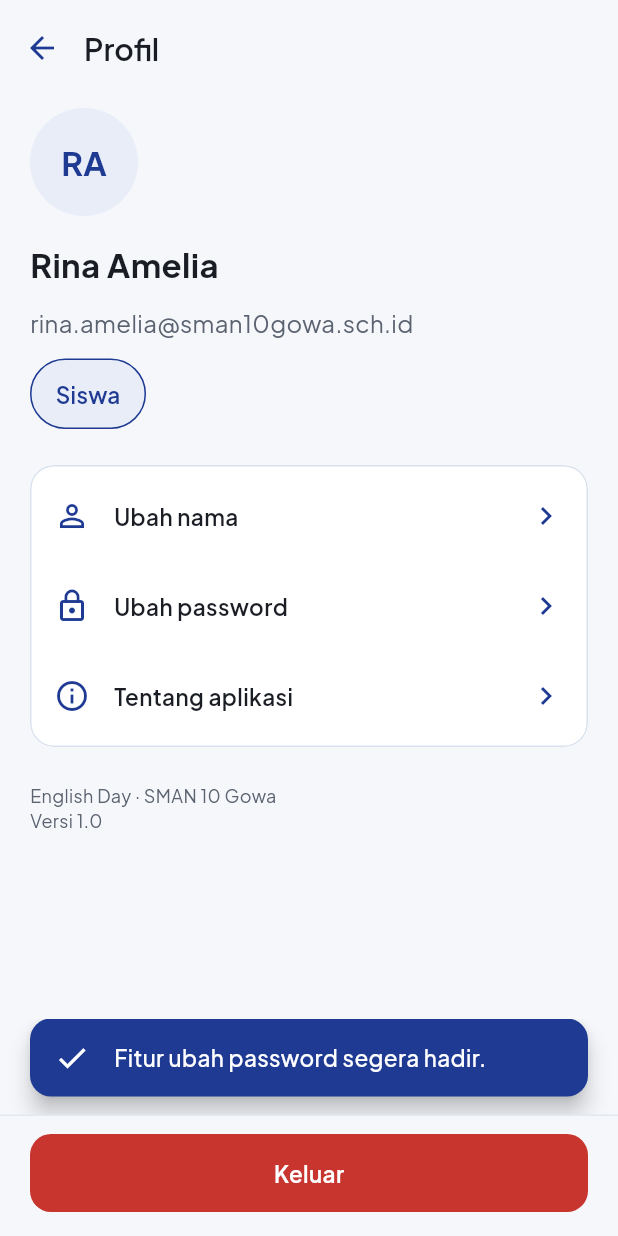
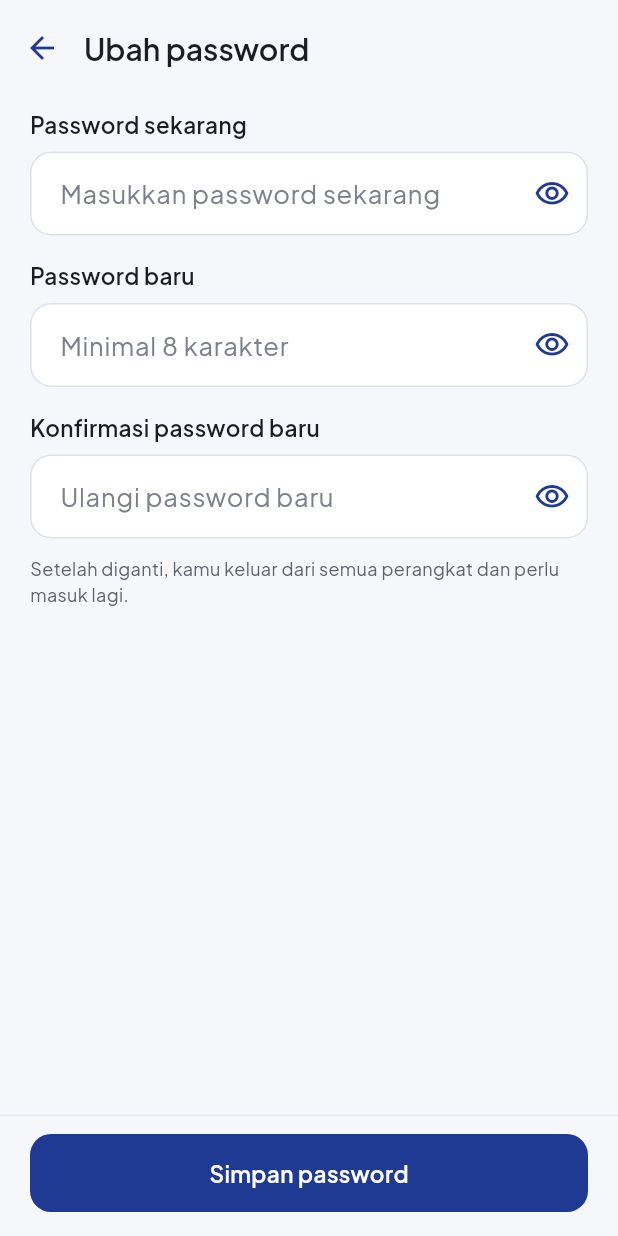
Before and after one commit to anandamarachel/EnglishTestAI, a Flutter app: the ProfileScreen screen opened directly, after a tap on "Ubah password", on a phone screen of 412 x 824 dp. Run offline on Flutter 3.47's test engine with Material 3 defaults, Android fonts, the phone set to English and light mode, and no system bars; our stand-ins replace audioplayers, dio, flutter_riverpod, google_fonts; missing offline and left inert: record.

Commit message:
feat(frontend): edit name, change and reset password, Speaking result

```diff
--- a/frontend/lib/dev/demo_speaking.dart
+++ b/frontend/lib/dev/demo_speaking.dart
@@ -90,7 +90,11 @@ class DemoSpeakingPractice implements SpeakingPractice {
   }
 
   @override
-  Future<void> finish() async {}
+  Future<bool> finish() async => false;
+
+  @override
+  Future<SpeakingEvaluation> evaluation() async =>
+      const SpeakingEvaluation(overallScore: null, maxScore: null, summary: null, criteria: []);
 
   @override
   void dispose() {
--- a/frontend/lib/features/auth/data/auth_repository.dart
+++ b/frontend/lib/features/auth/data/auth_repository.dart
@@ -48,6 +48,45 @@ class AuthRepository {
   Future<User> me() async =>
       User.fromJson(await _api.get('/users/me') as Map<String, dynamic>);
 
+  /// `PATCH /users/me`: only the display name can change.
+  Future<User> updateDisplayName(String displayName) async => User.fromJson(await _api
+      .patch('/users/me', data: {'display_name': displayName.trim()}) as Map<String, dynamic>);
+
+  /// `POST /auth/password/change`. The server then revokes every session, this one
+  /// included, so the local tokens are dropped too. A wrong current password is a
+  /// VALIDATION_ERROR on `current_password` (not 401).
+  Future<void> changePassword({
+    required String currentPassword,
+    required String newPassword,
+    required String passwordConfirmation,
+  }) async {
+    await _api.post('/auth/password/change', data: {
+      'current_password': currentPassword,
+      'new_password': newPassword,
+      'password_confirmation': passwordConfirmation,
+    });
+    await _api.clearTokens();
+  }
+
+  /// `POST /auth/password/forgot`: always "accepted", known email or not.
+  Future<void> forgotPassword(String email) =>
+      _api.post('/auth/password/forgot', auth: false, data: {'email': email.trim()});
+
+  /// `POST /auth/password/reset` with the code from the email. Revokes every
+  /// session; an invalid or expired code is INVALID_RESET_TOKEN.
+  Future<void> resetPassword({
+    required String token,
+    required String newPassword,
+    required String passwordConfirmation,
+  }) async {
+    await _api.post('/auth/password/reset', auth: false, data: {
+      'token': token.trim(),
+      'new_password': newPassword,
+      'password_confirmation': passwordConfirmation,
+    });
+    await _api.clearTokens();
+  }
+
   /// Revokes the session on the server (best effort) and always forgets it locally.
   Future<void> logout() async {
     try {
--- /dev/null
+++ b/frontend/lib/features/auth/presentation/password_rules.dart
@@ -0,0 +1,13 @@
+/// Password rules the backend enforces (8–256 characters, no composition rules),
+/// with the app's Indonesian messages. Passwords are never trimmed.
+String? newPasswordError(String password) => password.length < 8
+    ? 'Password minimal 8 karakter.'
+    : password.length > 256
+        ? 'Password maksimal 256 karakter.'
+        : null;
+
+String? confirmationError(String confirmation, String password) =>
+    confirmation.isEmpty || confirmation != password ? 'Konfirmasi password tidak sama.' : null;
+
+/// When the server rejects the new password (e.g. a stricter deployed policy).
+const passwordRuleMessage = 'Password belum memenuhi syarat (8–256 karakter).';
--- /dev/null
+++ b/frontend/lib/features/profile/presentation/change_password_screen.dart
@@ -0,0 +1,127 @@
+import 'package:flutter/material.dart';
+import 'package:flutter_riverpod/flutter_riverpod.dart';
+
+import 'package:english_day/core/network/api_exception.dart';
+import 'package:english_day/core/theme/app_theme.dart';
+import 'package:english_day/core/widgets/app_button.dart';
+import 'package:english_day/core/widgets/app_text_field.dart';
+import 'package:english_day/core/widgets/common.dart';
+import 'package:english_day/features/auth/application/session_controller.dart';
+import 'package:english_day/features/auth/presentation/login_screen.dart';
+import 'package:english_day/features/auth/presentation/password_rules.dart';
+
+/// "Ubah password" (`POST /auth/password/change`). The server then signs out every
+/// device, so this ends on the login screen.
+class ChangePasswordScreen extends ConsumerStatefulWidget {
+  const ChangePasswordScreen({super.key});
+
+  @override
+  ConsumerState<ChangePasswordScreen> createState() => _ChangePasswordScreenState();
+}
+
+class _ChangePasswordScreenState extends ConsumerState<ChangePasswordScreen> {
+  final _current = TextEditingController();
+  final _new = TextEditingController();
+  final _confirm = TextEditingController();
+  Map<String, String?> _errors = {};
+  bool _saving = false;
+
+  /// Backend field -> form field and message.
+  static const _apiErrors = {
+    'current_password': ('current', 'Password sekarang salah.'),
+    'new_password': ('new', passwordRuleMessage),
+    'password_confirmation': ('confirm', 'Konfirmasi password tidak sama.'),
+  };
+
+  @override
+  void dispose() {
+    for (final c in [_current, _new, _confirm]) {
+      c.dispose();
+    }
+    super.dispose();
+  }
+
+  Future<void> _save() async {
+    FocusScope.of(context).unfocus();
+    final errors = {
+      'current': _current.text.isEmpty ? 'Isi password kamu sekarang.' : null,
+      'new': newPasswordError(_new.text),
+      'confirm': confirmationError(_confirm.text, _new.text),
+    };
+    setState(() => _errors = errors);
+    if (errors.values.any((e) => e != null)) return;
+    setState(() => _saving = true);
+    final navigator = Navigator.of(context);
+    try {
+      await ref.read(sessionControllerProvider.notifier).changePassword(
+            currentPassword: _current.text,
+            newPassword: _new.text,
+            passwordConfirmation: _confirm.text,
+          );
+      if (!mounted) return;
+      showAppSnack(context, 'Password diubah. Masuk lagi dengan password baru.');
+      navigator.pushAndRemoveUntil(
+        MaterialPageRoute(builder: (_) => const LoginScreen()),
+        (_) => false,
+      );
+    } on ApiException catch (e) {
+      if (!mounted) return;
+      setState(() {
+        _saving = false;
+        _errors = {
+          ..._errors,
+          for (final d in e.details)
+            if (_apiErrors[d.field] case (final field, final message)) field: message,
+        };
+      });
+      if (e.details.isEmpty && !e.isSessionEnded) showAppSnack(context, e.userMessage);
+    }
+  }
+
+  @override
+  Widget build(BuildContext context) {
+    return AppScaffold(
+      title: 'Ubah password',
+      bottom: AppButton(
+        label: 'Simpan password',
+        loading: _saving,
+        loadingLabel: 'Menyimpan…',
+        onPressed: _save,
+      ),
+      body: ListView(
+        padding: const EdgeInsets.fromLTRB(20, 8, 20, 24),
+        children: [
+          AppTextField(
+            label: 'Password sekarang',
+            hint: 'Masukkan password sekarang',
+            controller: _current,
+            obscure: true,
+            enabled: !_saving,
+            errorText: _errors['current'],
+          ),
+          const SizedBox(height: 16),
+          AppTextField(
+            label: 'Password baru',
+            hint: 'Minimal 8 karakter',
+            controller: _new,
+            obscure: true,
+            enabled: !_saving,
+            errorText: _errors['new'],
+          ),
+          const SizedBox(height: 16),
+          AppTextField(
+            label: 'Konfirmasi password baru',
+            hint: 'Ulangi password baru',
+            controller: _confirm,
+            obscure: true,
+            enabled: !_saving,
+            errorText: _errors['confirm'],
+          ),
+          const SizedBox(height: 12),
+          Text('Setelah diganti, kamu keluar dari semua perangkat dan perlu masuk lagi.',
+              style: AppText.small),
+        ],
+      ),
+    );
+  }
+}
--- a/frontend/lib/features/profile/presentation/profile_screen.dart
+++ b/frontend/lib/features/profile/presentation/profile_screen.dart
@@ -9,6 +9,8 @@ import 'package:english_day/core/widgets/common.dart';
 import 'package:english_day/dev/gallery_screen.dart';
 import 'package:english_day/features/auth/application/session_controller.dart';
 import 'package:english_day/features/auth/presentation/login_screen.dart';
+import 'package:english_day/features/profile/presentation/change_password_screen.dart';
+import 'package:english_day/features/profile/presentation/edit_name_screen.dart';
 
 class ProfileScreen extends ConsumerStatefulWidget {
   const ProfileScreen({super.key, this.showLogoutConfirm = false});
@@ -107,14 +109,14 @@ class _ProfileScreenState extends ConsumerState<ProfileScreen> {
                 _ProfileItem(
                   icon: Icons.person_outline,
                   label: 'Ubah nama',
-                  // TODO(api): PATCH /users/me once the edit-name screen is designed.
-                  onTap: () => showAppSnack(context, 'Fitur ubah nama segera hadir.'),
+                  onTap: () => Navigator.of(context)
+                      .push(MaterialPageRoute(builder: (_) => const EditNameScreen())),
                 ),
                 _ProfileItem(
                   icon: Icons.lock_outline,
                   label: 'Ubah password',
-                  // TODO(api): POST /auth/password/change once the screen is designed.
-                  onTap: () => showAppSnack(context, 'Fitur ubah password segera hadir.'),
+                  onTap: () => Navigator.of(context)
+                      .push(MaterialPageRoute(builder: (_) => const ChangePasswordScreen())),
                 ),
                 _ProfileItem(
                   icon: Icons.info_outline,
```
Also changed, not shown: frontend/lib/features/auth/application/session_controller.dart (+21 -0 lines), frontend/lib/features/auth/presentation/login_screen.dart (+14 -5 lines), frontend/lib/features/auth/presentation/reset_password_screen.dart (added, +145 -0 lines), frontend/lib/features/profile/presentation/edit_name_screen.dart (added, +86 -0 lines), frontend/lib/features/speaking/application/speaking_session.dart (+21 -5 lines), frontend/lib/features/speaking/data/speaking_repository.dart (+69 -3 lines), frontend/lib/features/speaking/presentation/speaking_result_screen.dart (added, +139 -0 lines), frontend/lib/features/speaking/presentation/speaking_screen.dart (+15 -2 lines).
